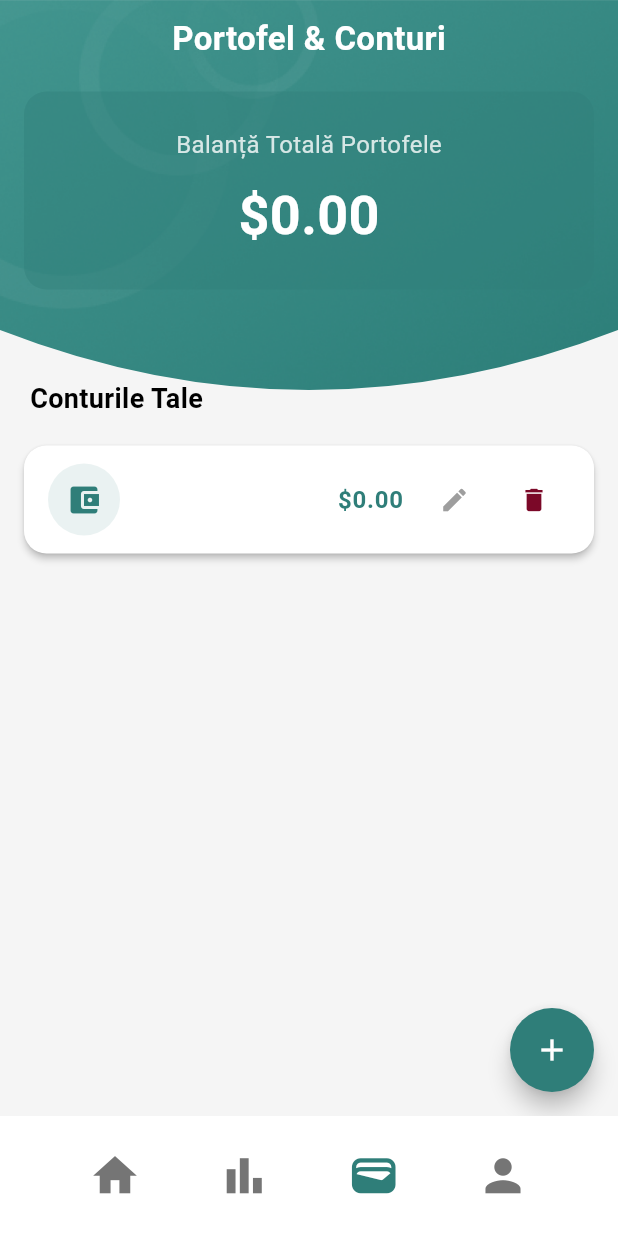
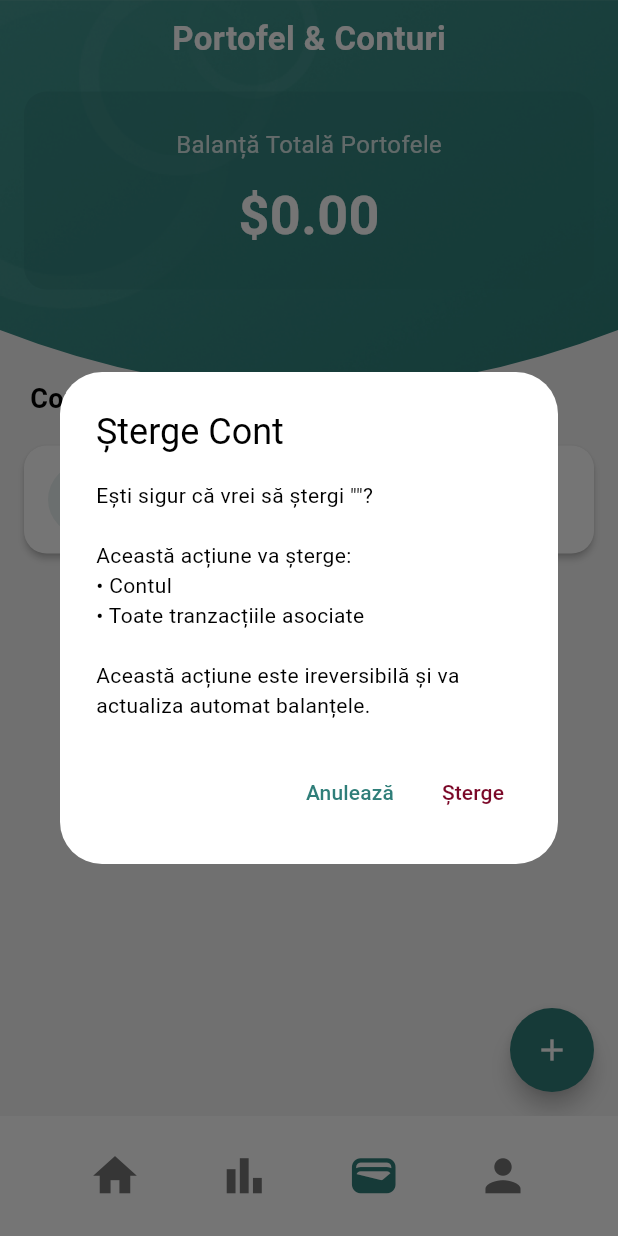
Before and after one commit to danibanu98/expense_tracker_flutter, a Flutter app: the screen it shows once a user with an empty profile is signed in, item 3 of the bottom bar chosen, after a tap on the "delete" icon, on a phone screen of 412 x 824 dp. Run offline on Flutter 3.47's test engine with Material 3 defaults, Android fonts, the light colour scheme and no system bars; our stand-ins replace cloud_firestore, firebase_auth, firebase_core, fl_chart, random_string, shared_preferences; accounts and stored records are empty.

Commit message:
remediere cu succes buton steregere cont si afisare exacta cine adauga tranzactia

```diff
--- a/lib/ui/wallet_page.dart
+++ b/lib/ui/wallet_page.dart
@@ -21,6 +21,60 @@ class _WalletPageState extends State<WalletPage> {
       context: context,
       isScrollControlled: true,
       builder: (context) => AddAccountSheet(accountToEdit: account),
+    );
+  }
+
+  void _showDeleteAccountDialog(DocumentSnapshot accountDoc) {
+    final accountData = accountDoc.data() as Map<String, dynamic>;
+    final accountName = accountData['name'] ?? 'acest cont';
+
+    if (!mounted) return;
+    showDialog(
+      context: context,
+      builder: (dialogContext) => AlertDialog(
+        title: Text('Șterge Cont'),
+        content: Text(
+          'Ești sigur că vrei să ștergi "$accountName"?\n\n'
+          'Această acțiune va șterge:\n'
+          '• Contul\n'
+          '• Toate tranzacțiile asociate\n\n'
+          'Această acțiune este ireversibilă și va actualiza automat balanțele.',
+        ),
+        actions: [
+          TextButton(
+            onPressed: () => Navigator.of(dialogContext).pop(),
+            child: Text('Anulează'),
+          ),
+          TextButton(
+            onPressed: () async {
+              Navigator.of(dialogContext).pop();
+              try {
+                await _firestoreService.deleteAccount(accountDoc.id);
+                if (mounted) {
+                  ScaffoldMessenger.of(context).showSnackBar(
+                    SnackBar(
+                      content: Text('Contul "$accountName" a fost șters'),
+                    ),
+                  );
+                }
+              } catch (e) {
+                if (mounted) {
+                  ScaffoldMessenger.of(context).showSnackBar(
+                    SnackBar(
+                      content: Text('Eroare la ștergere: $e'),
+                      backgroundColor: Colors.red,
+                    ),
+                  );
+                }
+              }
+            },
+            child: Text(
+              'Șterge',
+              style: TextStyle(color: const Color(0xff7b0828)),
+            ),
+          ),
+        ],
+      ),
     );
   }
 
@@ -183,10 +237,7 @@ class _WalletPageState extends State<WalletPage> {
             SizedBox(width: 5),
             IconButton(
               icon: Icon(Icons.delete, size: 20, color: const Color(0xff7b0828)),
-              onPressed: () {
-                // Aici ar trebui să fie logica de ștergere (confirmare + deleteAccount din service)
-                // Poți adăuga dialogul de confirmare aici dacă vrei
-              },
+              onPressed: () => _showDeleteAccountDialog(doc),
               padding: EdgeInsets.zero,
               constraints: BoxConstraints(),
             ),
```
Also changed, not shown: lib/ui/home_page.dart (+24 -6 lines).
